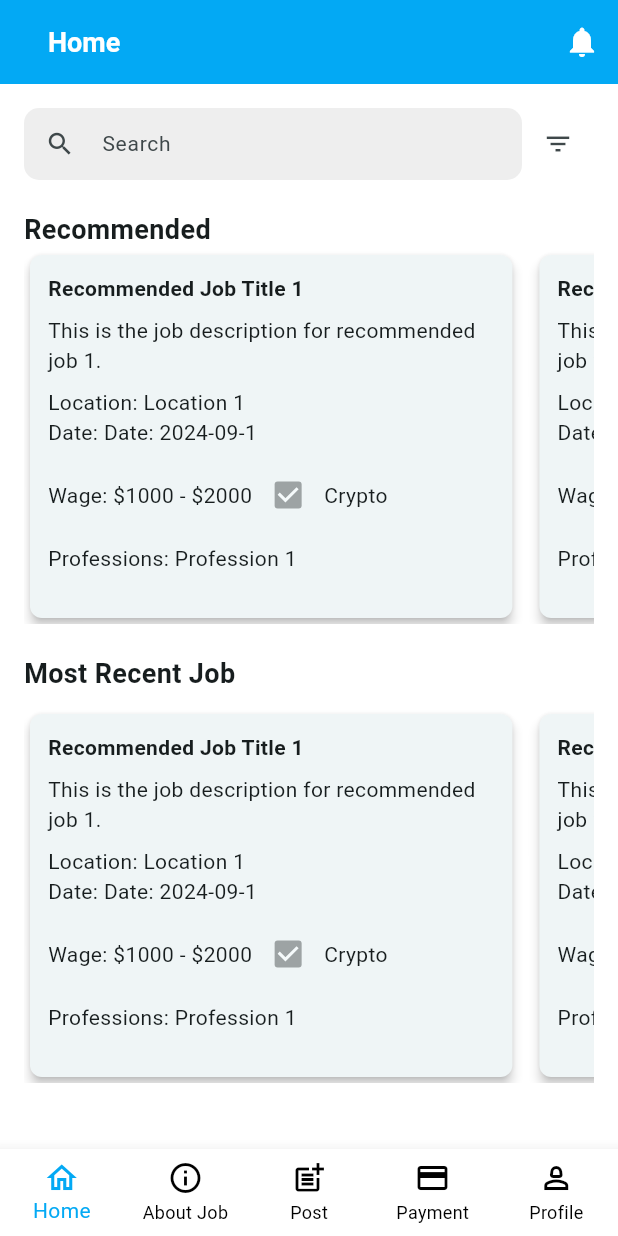
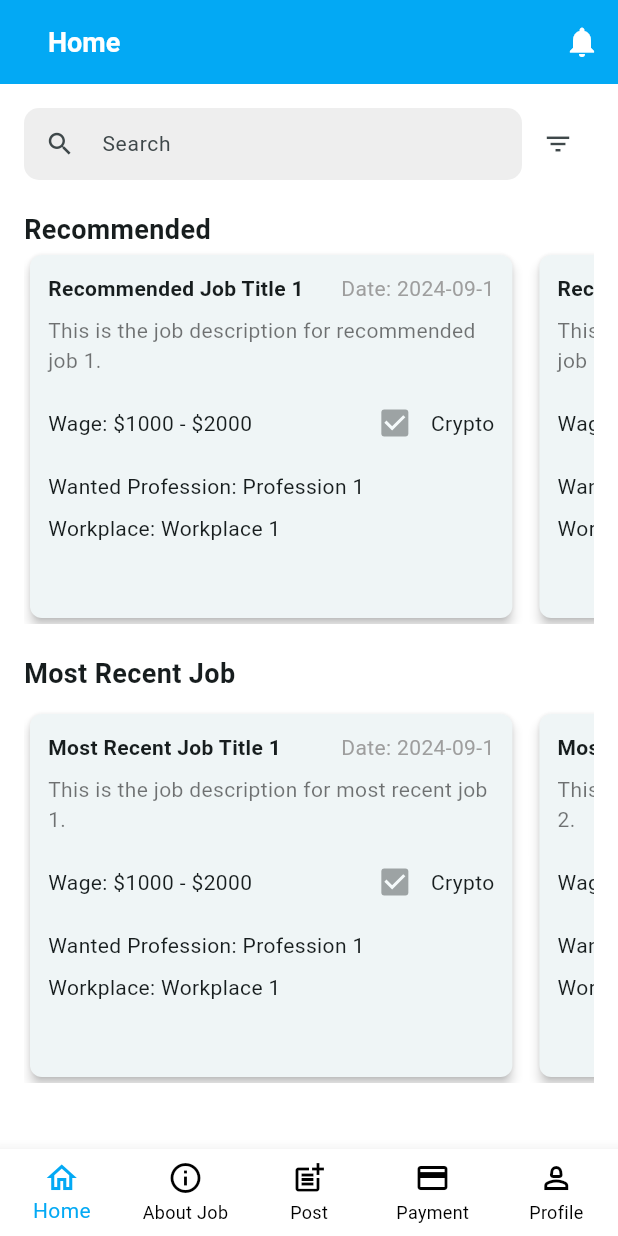
Before and after one commit to cchrisha/Community-Guild, a Flutter app: the HomePage screen opened directly, on a phone screen of 412 x 824 dp. Run offline on Flutter 3.47's test engine with Material 3 defaults, Android fonts, the phone set to English and light mode, and no system bars; our stand-ins replace equatable, flutter_bloc, get, google_fonts, image_picker, shared_preferences; accounts and stored records are empty.

Commit message:
may binago lang na order at words sa post

```diff
--- a/lib/screens/home.dart
+++ b/lib/screens/home.dart
@@ -65,11 +65,11 @@ class HomePage extends StatelessWidget {
                         return Padding(
                           padding: const EdgeInsets.only(right: 10),
                           child: SizedBox(
-                            width: MediaQuery.of(context).size.width * 0.8, //responsive na width
+                            width: MediaQuery.of(context).size.width * 0.8, //responsive width
                             child: HomeJobCard(
                               jobTitle: 'Recommended Job Title ${index + 1}',
                               jobDescription: 'This is the job description for recommended job ${index + 1}.',
-                              location: 'Location ${index + 1}',
+                              workPlace: 'Workplace ${index + 1}', // Changed to workPlace
                               date: 'Date: 2024-09-${index + 1}',
                               wageRange: '\$${index * 1000 + 1000} - \$${index * 1000 + 2000}',
                               isCrypto: index % 2 == 0,
@@ -103,11 +103,11 @@ class HomePage extends StatelessWidget {
                         return Padding(
                           padding: const EdgeInsets.only(right: 10),
                           child: SizedBox(
-                            width: MediaQuery.of(context).size.width * 0.8, // responsive na width
+                            width: MediaQuery.of(context).size.width * 0.8, // responsive width
                             child: HomeJobCard(
-                              jobTitle: 'Recommended Job Title ${index + 1}',
-                              jobDescription: 'This is the job description for recommended job ${index + 1}.',
-                              location: 'Location ${index + 1}',
+                              jobTitle: 'Most Recent Job Title ${index + 1}',
+                              jobDescription: 'This is the job description for most recent job ${index + 1}.',
+                              workPlace: 'Workplace ${index + 1}', // Changed to workPlace
                               date: 'Date: 2024-09-${index + 1}',
                               wageRange: '\$${index * 1000 + 1000} - \$${index * 1000 + 2000}',
                               isCrypto: index % 2 == 0,
@@ -129,7 +129,6 @@ class HomePage extends StatelessWidget {
                       },
                     ),
                   ),
-
                 ],
               ),
             ),
--- a/lib/widget/home/job_card.dart
+++ b/lib/widget/home/job_card.dart
@@ -3,7 +3,7 @@ import 'package:flutter/material.dart';
 class HomeJobCard extends StatelessWidget {
   final String jobTitle;
   final String jobDescription;
-  final String location;
+  final String workPlace; // Changed from location to workPlace
   final String date;
   final String wageRange;
   final bool isCrypto;
@@ -15,7 +15,7 @@ class HomeJobCard extends StatelessWidget {
     super.key,
     required this.jobTitle,
     required this.jobDescription,
-    required this.location,
+    required this.workPlace, // Initialize workPlace
     required this.date,
     required this.wageRange,
     required this.isCrypto,
@@ -36,22 +36,37 @@ class HomeJobCard extends StatelessWidget {
           child: Column(
             crossAxisAlignment: CrossAxisAlignment.start,
             children: [
+              Row(
+                mainAxisAlignment: MainAxisAlignment.spaceBetween,
+                children: [
                   Text(jobTitle, style: const TextStyle(fontWeight: FontWeight.bold)),
+                  Text(date, style: const TextStyle(color: Colors.grey)),
+                ],
+              ),
               const SizedBox(height: 8),
-              Text(jobDescription),
-              const SizedBox(height: 8),
-              Text('Location: $location'),
-              Text('Date: $date'),
+              Text(
+                jobDescription,
+                maxLines: 2,
+                overflow: TextOverflow.ellipsis, // Adds "..." if too long
+                style: const TextStyle(color: Colors.black54),
+              ),
               const SizedBox(height: 8),
               Row(
+                mainAxisAlignment: MainAxisAlignment.spaceBetween,
                 children: [
                   Text('Wage: $wageRange'),
+                  Row(
+                    children: [
                       Checkbox(value: isCrypto, onChanged: null),
                       const Text('Crypto'),
                     ],
                   ),
+                ],
+              ),
               const SizedBox(height: 8),
-              Text('Professions: $professions'),
+              Text('Wanted Profession: $professions'),
+              const SizedBox(height: 8),
+              Text('Workplace: $workPlace'), // Updated to show workplace
             ],
           ),
         ),
```
Lines whose indentation alone changed are shown as unchanged.
